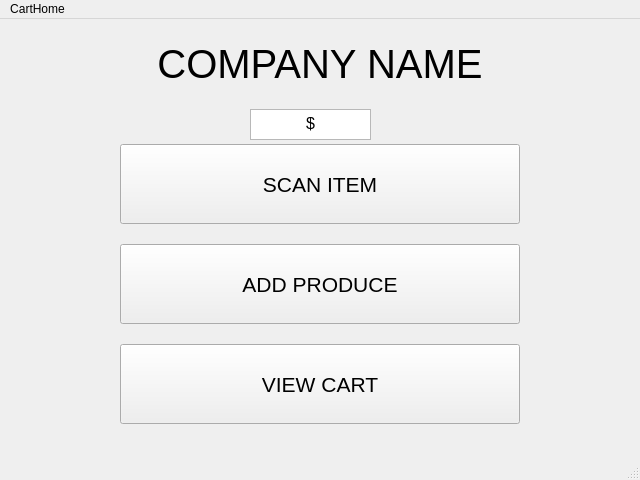
This is pyqt_gui/cart_interface.ui in PfeifferH/cheqout as Qt 5 draws it before an edit. The edited form follows.
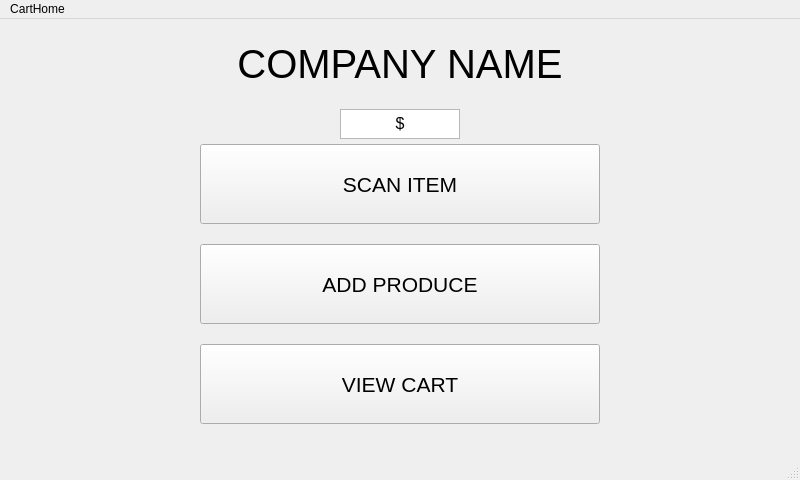
This is the edited form.

```diff
--- a/pyqt_gui/cart_interface.ui
+++ b/pyqt_gui/cart_interface.ui
@@ -6,7 +6,7 @@
    <rect>
     <x>0</x>
     <y>0</y>
-    <width>640</width>
+    <width>800</width>
     <height>480</height>
    </rect>
   </property>
@@ -17,7 +17,7 @@
    <widget class="QPushButton" name="pushButton">
     <property name="geometry">
      <rect>
-      <x>120</x>
+      <x>200</x>
       <y>125</y>
       <width>400</width>
       <height>80</height>
@@ -38,7 +38,7 @@
    <widget class="QPushButton" name="pushButton_2">
     <property name="geometry">
      <rect>
-      <x>120</x>
+      <x>200</x>
       <y>225</y>
       <width>400</width>
       <height>80</height>
@@ -56,7 +56,7 @@
    <widget class="QPushButton" name="pushButton_3">
     <property name="geometry">
      <rect>
-      <x>120</x>
+      <x>200</x>
       <y>325</y>
       <width>400</width>
       <height>80</height>
@@ -74,7 +74,7 @@
    <widget class="QLabel" name="label">
     <property name="geometry">
      <rect>
-      <x>120</x>
+      <x>200</x>
       <y>20</y>
       <width>400</width>
       <height>50</height>
@@ -95,10 +95,10 @@
    <widget class="QTextBrowser" name="textBrowser">
     <property name="geometry">
      <rect>
-      <x>250</x>
+      <x>340</x>
       <y>90</y>
-      <width>121</width>
-      <height>31</height>
+      <width>120</width>
+      <height>30</height>
      </rect>
     </property>
     <property name="font">
@@ -127,7 +127,7 @@
     <rect>
      <x>0</x>
      <y>0</y>
-     <width>640</width>
+     <width>800</width>
      <height>26</height>
     </rect>
    </property>
```
